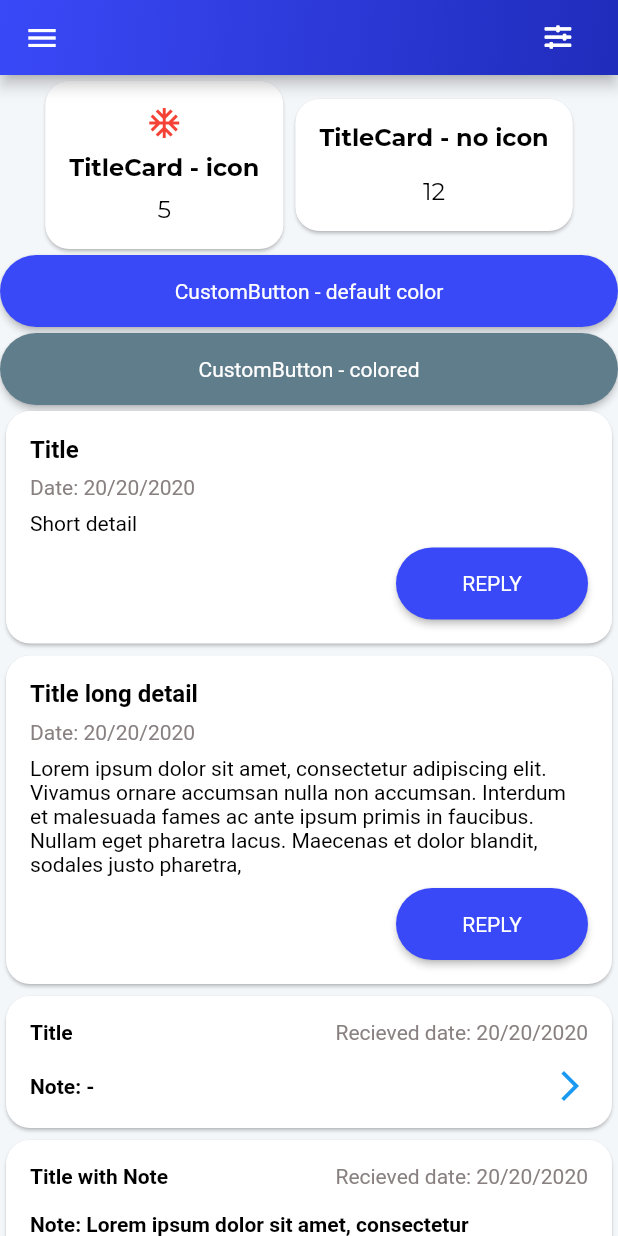
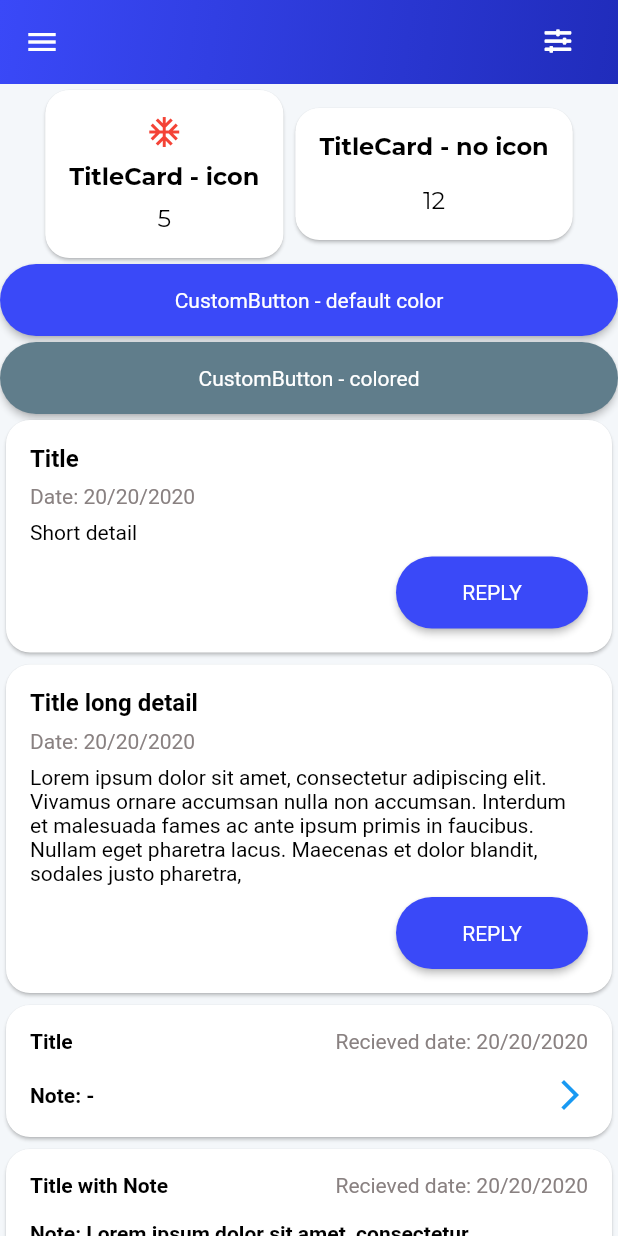
Before and after one commit to boy-warakorn/rmp-flutter, a Flutter app: the screen it shows after launch, on a phone screen of 412 x 824 dp. Run offline on Flutter 3.47's test engine with Material 2 defaults, Android fonts, the phone set to English and light mode, and no system bars; our stand-ins replace font_awesome_flutter, google_fonts.

Commit message:
Fix back app bar and main app bar
adjust size of main app bar and back app bar

```diff
--- a/lib/widgets/general/app_bar.dart
+++ b/lib/widgets/general/app_bar.dart
@@ -6,13 +6,14 @@ import 'package:font_awesome_flutter/font_awesome_flutter.dart';
 class MainAppBar extends StatelessWidget implements PreferredSizeWidget {
   final bool haveFilter;
   @override
-  Size get preferredSize => const Size.fromHeight(50);
+  Size get preferredSize => const Size.fromHeight(kSizeM * 1.75);
 
   const MainAppBar({Key? key, required this.haveFilter}) : super(key: key);
 
   @override
   Widget build(BuildContext context) {
     return AppBar(
+      elevation: 0,
       flexibleSpace: Container(
         decoration: BoxDecoration(
           gradient: LinearGradient(
--- a/lib/widgets/general/back_app_bar.dart
+++ b/lib/widgets/general/back_app_bar.dart
@@ -4,7 +4,7 @@ import 'package:rmp_flutter/configs/constants.dart';
 
 class BackAppBar extends StatelessWidget implements PreferredSizeWidget {
   @override
-  Size get preferredSize => const Size.fromHeight(50);
+  Size get preferredSize => const Size.fromHeight(kSizeM * 1.75);
   const BackAppBar({Key? key}) : super(key: key);
 
   @override
@@ -14,10 +14,10 @@ class BackAppBar extends StatelessWidget implements PreferredSizeWidget {
       elevation: 0,
       leading: Container(
         child: IconButton(
-          onPressed: () => {print('Test')},
+          onPressed: () => {print('Back Function')},
           icon: Icon(
             Icons.arrow_back_ios,
-            size: kSizeS,
+            size: kSizeS * 1.25,
             color: kBlackColor,
           ),
         ),
```
